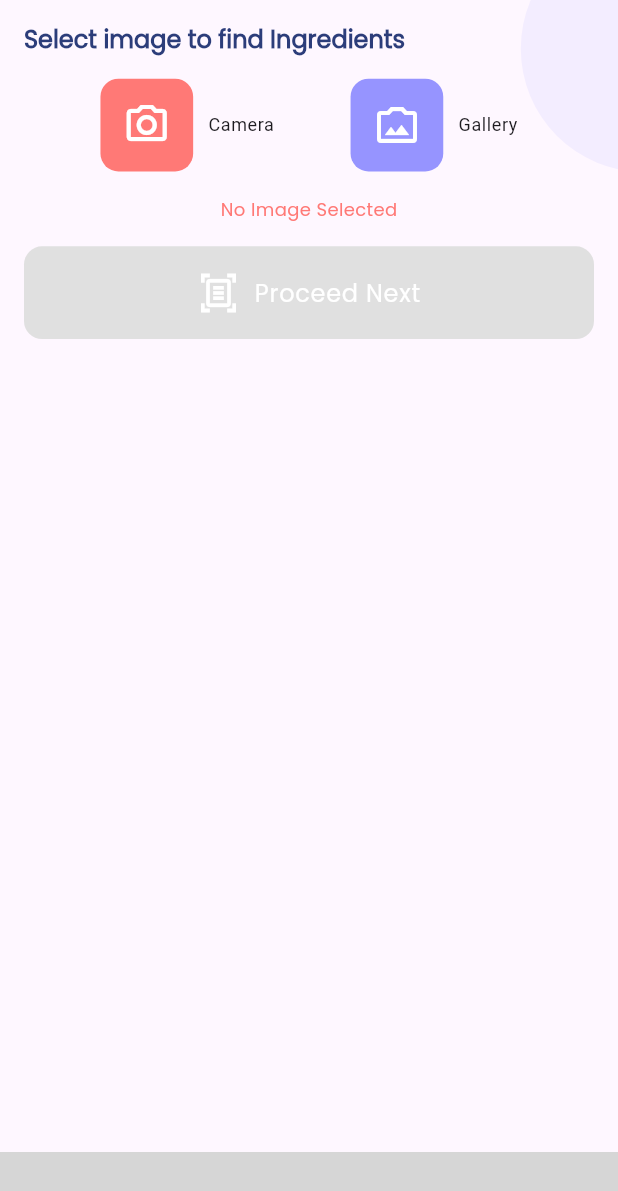
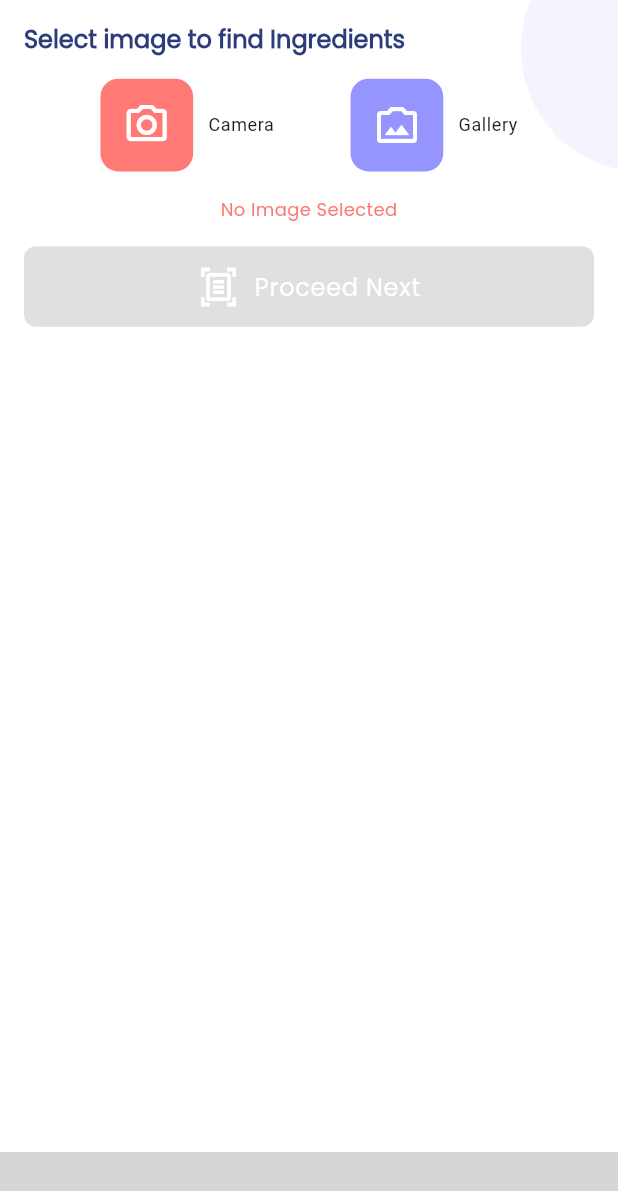
Before and after one commit to javedmughal-058/ingredient_recognizer_in_flutter, a Flutter app: the screen it shows after launch, on a phone screen of 412 x 824 dp. Shown: the top 1191 px of the screen. Run offline on Flutter 3.47's test engine with Material 2 defaults, Android fonts, the phone set to English and light mode, and no system bars; our stand-ins replace get, image_cropper, image_picker, permission_handler; missing offline and left inert: floating_bottom_bar, flutter_tflite, google_mlkit_text_recognition; project files that could hold a hidden picture were left out; grey boxes are pictures that could not be loaded.

Commit message:
set scaffold color and add latest apk

```diff
--- a/lib/main.dart
+++ b/lib/main.dart
@@ -36,6 +36,7 @@ class MyApp extends StatelessWidget {
         secondaryHeaderColor: const Color.fromRGBO(150, 148, 255, 1),
         primaryColor: const Color.fromRGBO(44, 61, 122, 1),
         cardColor: const Color.fromRGBO(255, 121, 118, 1),
+        scaffoldBackgroundColor: Colors.white,
         useMaterial3: true,
       ),
       home: const BottomBar(),
--- a/lib/utils/custom_widgets/button_widget.dart
+++ b/lib/utils/custom_widgets/button_widget.dart
@@ -14,12 +14,12 @@ class ButtonWidget extends StatelessWidget {
     return GestureDetector(
       onTap: onTap,
       child: Container(
-        height: size.width * 0.15,
+        height: size.width * 0.13,
         width: size.width,
         padding: EdgeInsets.all(Helper.padding / 4),
         decoration: BoxDecoration(
           color: bgColor ?? Theme.of(context).secondaryHeaderColor,
-          borderRadius: BorderRadius.circular(12)
+          borderRadius: BorderRadius.circular(8)
         ),
         child: Row(
           mainAxisAlignment: MainAxisAlignment.center,
--- a/lib/view/screens/home_page.dart
+++ b/lib/view/screens/home_page.dart
@@ -35,6 +35,7 @@ class _MyHomePageState extends State<MyHomePage> {
 
     return SafeArea(
       child: Scaffold(
+        backgroundColor: Theme.of(context).scaffoldBackgroundColor,
         body: SizedBox(
           height: size.height,
           width: size.width,
```
